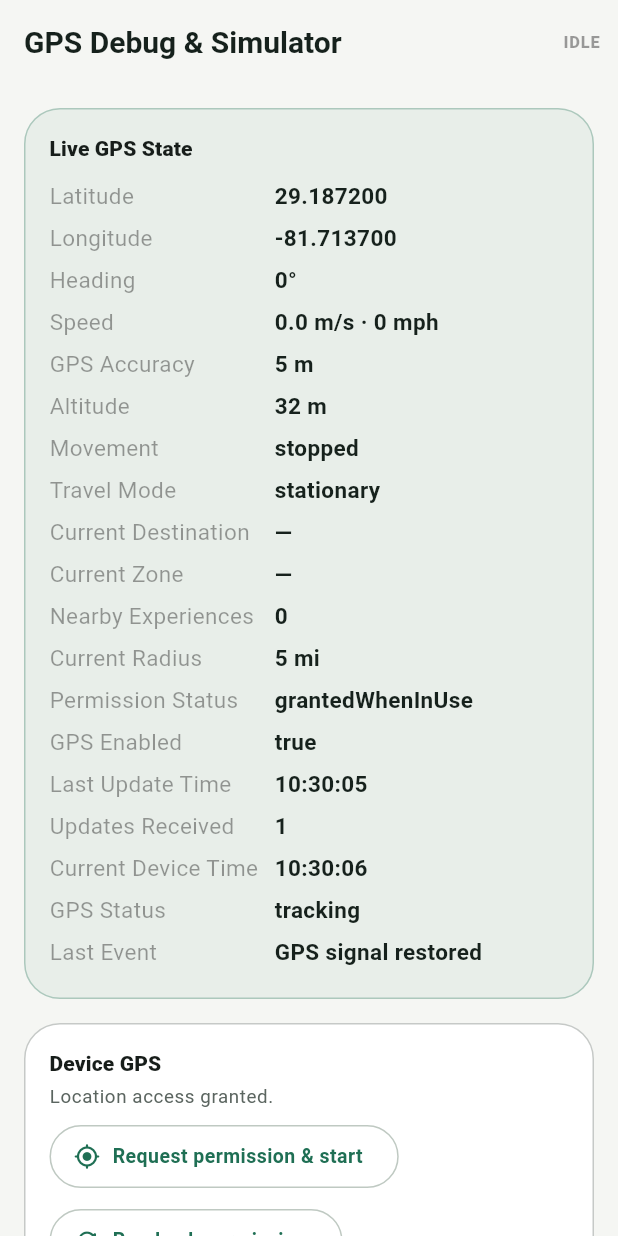
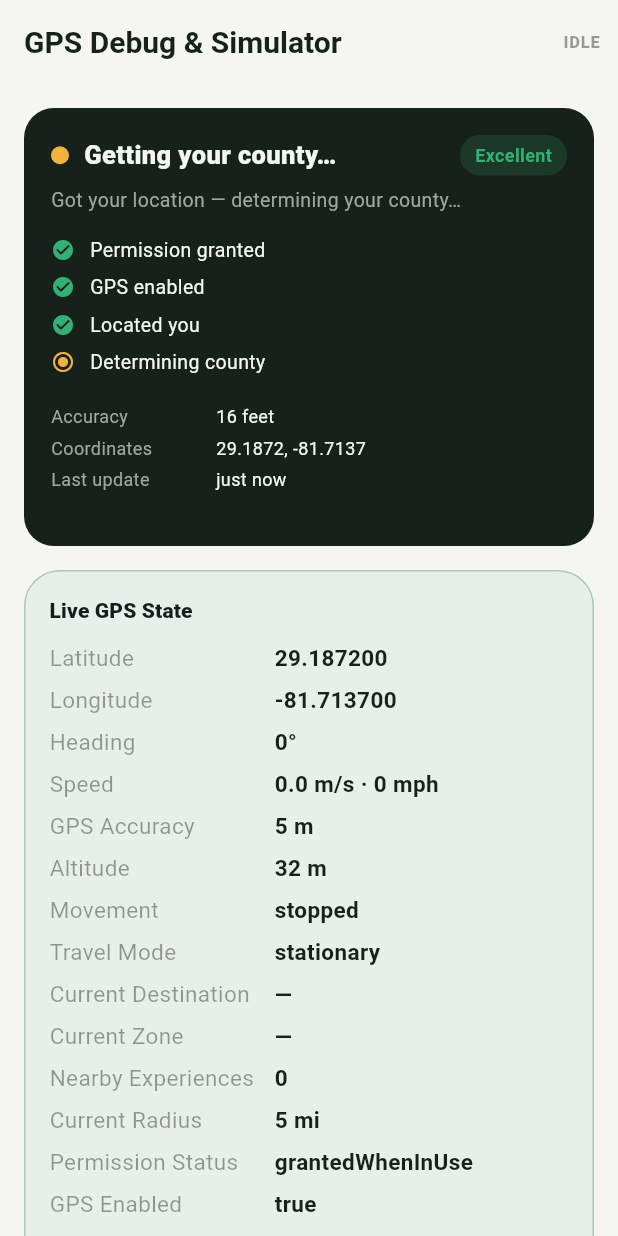
Before and after one commit to trashpin/radio, a Flutter app: the GpsDebugScreen screen opened by its route, on a phone screen of 412 x 824 dp. Run offline on Flutter 3.47's test engine with Material 3 defaults, Android fonts, the phone set to English and light mode, and no system bars; our stand-ins replace audio_service, csv, file_picker, flutter_dotenv, flutter_riverpod, flutter_tts and 6 more; missing offline and left inert: dart_tags; accounts and stored records are empty; network calls fail.

Commit message:
GPS Connection Manager: status card, health, phases, Explorer Mode gate
Add a pure GPS connection/health model (deriveGpsConnection: phases from
permission/service/fix + county, GpsHealth from accuracy, progress steps,
20s search timeout) and a reusable, self-acquiring GpsStatusCard (phase title,
progress steps, health badge + accuracy/county/coords/last-update, and recovery
buttons: Grant Permission / Open Settings / Continue Without GPS). Explorer Mode
now gates on a reliable fix (never starts until GPS is established); the Explore
home surfaces a recovery card when GPS needs action; the GPS diagnostics screen
shows the full status card. Tests for the model.

Co-authored-by: trashpin <trashpin@users.noreply.github.com>

```diff
--- a/lib/features/around_me/presentation/gps_debug_screen.dart
+++ b/lib/features/around_me/presentation/gps_debug_screen.dart
@@ -11,6 +11,7 @@ import 'package:explorer_os_mobile/features/around_me/providers/around_me_provid
 import 'package:explorer_os_mobile/features/destinations/providers/destinations_provider.dart';
 import 'package:explorer_os_mobile/features/gps/models/gps_location.dart';
 import 'package:explorer_os_mobile/features/gps/models/gps_status.dart';
+import 'package:explorer_os_mobile/features/gps/presentation/gps_status_card.dart';
 import 'package:explorer_os_mobile/features/gps/providers/gps_providers.dart';
 import 'package:explorer_os_mobile/features/gps/providers/gps_status_provider.dart';
 import 'package:explorer_os_mobile/shared/models/destination.dart';
@@ -169,6 +170,8 @@ class _GpsDebugScreenState extends ConsumerState<GpsDebugScreen> {
       body: ListView(
         padding: const EdgeInsets.all(AppSpacing.lg),
         children: [
+          const GpsStatusCard(),
+          const Gap.v(AppSpacing.lg),
           _debugPanel(theme, snap, gps, experiences.length),
           const Gap.v(AppSpacing.lg),
           _deviceGps(theme, gps),
--- a/lib/features/explore/presentation/explore_home_screen.dart
+++ b/lib/features/explore/presentation/explore_home_screen.dart
@@ -3,6 +3,8 @@ import 'package:flutter_riverpod/flutter_riverpod.dart';
 import 'package:go_router/go_router.dart';
 
 import 'package:explorer_os_mobile/core/navigation/app_routes.dart';
+import 'package:explorer_os_mobile/features/gps/gps_connection.dart';
+import 'package:explorer_os_mobile/features/gps/presentation/gps_status_card.dart';
 import 'package:explorer_os_mobile/features/gps/providers/gps_status_provider.dart';
 import 'package:explorer_os_mobile/features/location_intelligence/data/location_content_repository.dart';
 import 'package:explorer_os_mobile/features/locations/data/location_repository.dart';
@@ -114,6 +116,18 @@ class _ExploreHomeScreenState extends ConsumerState<ExploreHomeScreen> {
             top: MediaQuery.of(context).padding.top + 16, bottom: 120),
         children: [
           _header(name, ctx.county, ctx.state),
+          // Surface a recovery card only when GPS needs the user to act
+          // (permission denied / blocked / GPS off) — otherwise the header's
+          // "Finding your location…" is enough.
+          Builder(builder: (_) {
+            final conn = deriveGpsConnection(
+                ref.watch(gpsStatusProvider), county: ctx.county);
+            if (!conn.needsAction) return const SizedBox(height: 16);
+            return const Padding(
+              padding: EdgeInsets.fromLTRB(20, 16, 20, 0),
+              child: GpsStatusCard(compact: true),
+            );
+          }),
           const SizedBox(height: 16),
           _nowPlaying(nowPlaying),
           const SizedBox(height: 22),
--- a/lib/features/explore/presentation/explorer_mode_screen.dart
+++ b/lib/features/explore/presentation/explorer_mode_screen.dart
@@ -2,6 +2,8 @@ import 'package:flutter/material.dart';
 import 'package:flutter_riverpod/flutter_riverpod.dart';
 
 import 'package:explorer_os_mobile/features/gps/controllers/gps_controller.dart';
+import 'package:explorer_os_mobile/features/gps/gps_connection.dart';
+import 'package:explorer_os_mobile/features/gps/presentation/gps_status_card.dart';
 import 'package:explorer_os_mobile/features/gps/providers/gps_status_provider.dart';
 import 'package:explorer_os_mobile/features/location_intelligence/data/location_content_repository.dart';
 import 'package:explorer_os_mobile/features/locations/data/location_repository.dart';
@@ -31,6 +33,7 @@ class _P {
 
 class _ExplorerModeScreenState extends ConsumerState<ExplorerModeScreen> {
   WeatherData? _weather;
+  bool _skipGpsGate = false;
 
   @override
   void initState() {
@@ -56,6 +59,45 @@ class _ExplorerModeScreenState extends ConsumerState<ExplorerModeScreen> {
   Widget build(BuildContext context) {
     final travel = ref.watch(gpsControllerProvider);
     final ctx = ref.watch(locationContextProvider);
+    final gps = ref.watch(gpsStatusProvider);
+    // Explorer Mode never begins until a reliable GPS location is established.
+    final conn = deriveGpsConnection(gps, county: ctx.county);
+    if (!conn.reliable && !_skipGpsGate) {
+      return Scaffold(
+        backgroundColor: _P.bg,
+        body: SafeArea(
+          child: Padding(
+            padding: const EdgeInsets.all(20),
+            child: Column(
+              crossAxisAlignment: CrossAxisAlignment.stretch,
+              children: [
+                Row(children: [
+                  const Icon(Icons.explore_rounded, color: _P.green),
+                  const SizedBox(width: 8),
+                  const Expanded(
+                    child: Text('EXPLORER MODE',
+                        style: TextStyle(
+                            color: _P.text,
+                            fontSize: 16,
+                            fontWeight: FontWeight.w800,
+                            letterSpacing: 1.2)),
+                  ),
+                  IconButton(
+                    icon: const Icon(Icons.close_rounded, color: _P.dim),
+                    onPressed: () => Navigator.of(context).maybePop(),
+                  ),
+                ]),
+                const Spacer(),
+                GpsStatusCard(
+                  onContinueWithout: () => setState(() => _skipGpsGate = true),
+                ),
+                const Spacer(),
+              ],
+            ),
+          ),
+        ),
+      );
+    }
     final playback = ref.watch(radioEngineControllerProvider);
     final radio = ref.read(radioEngineControllerProvider.notifier);
     final nearby = ref.watch(nearbyLocationsProvider);
--- /dev/null
+++ b/lib/features/gps/gps_connection.dart
@@ -0,0 +1,184 @@
+import 'package:explorer_os_mobile/features/gps/models/gps_status.dart';
+
+/// Overall GPS quality, from the fix accuracy.
+enum GpsHealth {
+  none('No signal'),
+  poor('Poor'),
+  fair('Fair'),
+  good('Good'),
+  excellent('Excellent');
+
+  const GpsHealth(this.label);
+  final String label;
+
+  bool get usable => this == fair || this == good || this == excellent;
+}
+
+/// The connection phase the user is in — drives the status message + gating.
+enum GpsPhase {
+  checkingPermission,
+  permissionDenied,
+  permissionBlocked,
+  gpsDisabled,
+  searching,
+  resolvingCounty,
+  ready,
+}
+
+/// A single progress step shown in the status card.
+class GpsStep {
+  const GpsStep(this.label, this.state);
+  final String label;
+  final GpsStepState state;
+}
+
+enum GpsStepState { done, active, pending }
+
+double metersToFeet(double m) => m * 3.28084;
+
+String accuracyLabel(double? meters) {
+  if (meters == null) return '—';
+  final ft = metersToFeet(meters).round();
+  return '$ft feet';
+}
+
+/// Accuracy → health. Tuned for a phone GPS (meters).
+GpsHealth healthForAccuracy(double? meters) {
+  if (meters == null) return GpsHealth.none;
+  if (meters <= 8) return GpsHealth.excellent; // ~26 ft
+  if (meters <= 18) return GpsHealth.good; // ~59 ft
+  if (meters <= 45) return GpsHealth.fair; // ~148 ft
+  return GpsHealth.poor;
+}
+
+/// The derived, user-facing GPS connection state.
+class GpsConnectionState {
+  const GpsConnectionState({
+    required this.phase,
+    required this.health,
+    required this.message,
+    required this.reliable,
+    required this.steps,
+    this.timedOut = false,
+  });
+
+  final GpsPhase phase;
+  final GpsHealth health;
+  final String message;
+
+  /// True once we have a fix good enough to zoom the map / start Explorer Mode.
+  final bool reliable;
+  final List<GpsStep> steps;
+  final bool timedOut;
+
+  bool get needsAction =>
+      phase == GpsPhase.permissionDenied ||
+      phase == GpsPhase.permissionBlocked ||
+      phase == GpsPhase.gpsDisabled;
+}
+
+/// Seconds of searching after which we show the "still searching" tips.
+const kGpsSearchTimeoutSeconds = 20;
+
+/// Derives the connection state from the live [status], the resolved [county]
+/// (null until reverse-geocoded), and how long we've been [searchingSeconds].
+GpsConnectionState deriveGpsConnection(
+  GpsStatus status, {
+  String? county,
+  int searchingSeconds = 0,
+}) {
+  final perm = status.permission;
+  final hasFix = status.hasFix;
+  final health = healthForAccuracy(status.accuracyMeters);
+  // A fix with unknown accuracy (e.g. simulator) still counts as reliable.
+  final reliable = hasFix && (status.accuracyMeters == null || health.usable);
+
+  GpsStep done(String l) => GpsStep(l, GpsStepState.done);
+  GpsStep active(String l) => GpsStep(l, GpsStepState.active);
+  GpsStep pending(String l) => GpsStep(l, GpsStepState.pending);
+
+  if (perm == LocationPermissionStatus.serviceDisabled) {
+    return GpsConnectionState(
+      phase: GpsPhase.gpsDisabled,
+      health: GpsHealth.none,
+      message: 'GPS is currently turned off. ExplorerOS works best with GPS '
+          'enabled.',
+      reliable: false,
+      steps: [pending('Enable GPS')],
+    );
+  }
+  if (perm == LocationPermissionStatus.deniedForever) {
+    return GpsConnectionState(
+      phase: GpsPhase.permissionBlocked,
+      health: GpsHealth.none,
+      message: 'Location permission is blocked. Open Settings to let '
+          'ExplorerOS find what\'s around you.',
+      reliable: false,
+      steps: [pending('Grant permission')],
+    );
+  }
+  if (perm == LocationPermissionStatus.denied) {
+    return GpsConnectionState(
+      phase: GpsPhase.permissionDenied,
+      health: GpsHealth.none,
+      message: 'ExplorerOS uses your location for GPS-triggered stories, '
+          'music, and nearby discoveries. Tap to allow access.',
+      reliable: false,
+      steps: [pending('Grant permission')],
+    );
+  }
+  if (perm == LocationPermissionStatus.unknown && !hasFix) {
+    return GpsConnectionState(
+      phase: GpsPhase.checkingPermission,
+      health: GpsHealth.none,
+      message: 'Connecting to GPS…',
+      reliable: false,
+      steps: [active('Checking permission')],
+    );
+  }
+
+  // Permission granted (or a fix exists). Searching → locating → county → ready.
+  final baseSteps = [done('Permission granted'), done('GPS enabled')];
+
+  if (!hasFix) {
+    final timedOut = searchingSeconds >= kGpsSearchTimeoutSeconds;
+    return GpsConnectionState(
+      phase: GpsPhase.searching,
+      health: GpsHealth.none,
+      message: timedOut
+          ? 'Still searching… this can happen indoors. For faster results, '
+              'go outside, enable High Accuracy, and turn on Wi-Fi.'
+          : 'Searching for satellites… finding your location.',
+      reliable: false,
+      timedOut: timedOut,
+      steps: [...baseSteps, active('Locating you')],
+    );
+  }
+
+  if ((county ?? '').trim().isEmpty) {
+    return GpsConnectionState(
+      phase: GpsPhase.resolvingCounty,
+      health: health,
+      message: 'Got your location — determining your county…',
+      reliable: reliable,
+      steps: [
+        ...baseSteps,
+        done('Located you'),
+        active('Determining county'),
+      ],
+    );
+  }
+
+  return GpsConnectionState(
+    phase: GpsPhase.ready,
+    health: health,
+    message: 'GPS connected — Explorer Mode ready.',
+    reliable: reliable,
+    steps: [
+      ...baseSteps,
+      done('Located you'),
+      done('County: $county'),
+      done('Explorer Mode ready'),
+    ],
+  );
+}
--- /dev/null
+++ b/lib/features/gps/presentation/gps_status_card.dart
@@ -0,0 +1,241 @@
+import 'dart:async';
+
+import 'package:flutter/material.dart';
+import 'package:flutter_riverpod/flutter_riverpod.dart';
+
+import 'package:explorer_os_mobile/features/gps/gps_connection.dart';
+import 'package:explorer_os_mobile/features/gps/models/gps_status.dart';
+import 'package:explorer_os_mobile/features/gps/providers/gps_status_provider.dart';
+import 'package:explorer_os_mobile/features/location_intelligence/data/location_content_repository.dart';
+
+/// A polished, self-contained GPS status card — the user never wonders whether
+/// GPS is working. Shows the connection phase, progress steps, health/accuracy,
+/// county + coordinates, and the right recovery buttons (grant / enable / open
+/// settings). Kicks off location acquisition on mount.
+class GpsStatusCard extends ConsumerStatefulWidget {
+  const GpsStatusCard({super.key, this.onContinueWithout, this.compact = false});
+
+  /// Optional "Continue without GPS" affordance (e.g. on a gating screen).
+  final VoidCallback? onContinueWithout;
+  final bool compact;
+
+  @override
+  ConsumerState<GpsStatusCard> createState() => _GpsStatusCardState();
+}
+
+class _P {
+  static const card = Color(0xFF17211B);
+  static const green = Color(0xFF33B074);
+  static const gold = Color(0xFFF2B33D);
+  static const red = Color(0xFFE5734B);
+  static const text = Color(0xFFF3F6F2);
+  static const dim = Color(0xFF9CA8A1);
+}
+
+class _GpsStatusCardState extends ConsumerState<GpsStatusCard> {
+  Timer? _tick;
+  int _searchingSeconds = 0;
+
+  @override
+  void initState() {
+    super.initState();
+    WidgetsBinding.instance.addPostFrameCallback((_) {
+      ref.read(gpsStatusProvider.notifier).requestAndStart().catchError(
+          (_) => ref.read(gpsStatusProvider));
+    });
+    _tick = Timer.periodic(const Duration(seconds: 1), (_) {
+      if (!mounted) return;
+      final s = ref.read(gpsStatusProvider);
+      setState(() => _searchingSeconds = s.hasFix ? 0 : _searchingSeconds + 1);
+    });
+  }
+
+  @override
+  void dispose() {
+    _tick?.cancel();
+    super.dispose();
+  }
+
+  Color _healthColor(GpsHealth h) => switch (h) {
+        GpsHealth.excellent || GpsHealth.good => _P.green,
+        GpsHealth.fair => _P.gold,
+        GpsHealth.poor => _P.red,
+        GpsHealth.none => _P.dim,
+      };
+
+  @override
+  Widget build(BuildContext context) {
+    final status = ref.watch(gpsStatusProvider);
+    final county = ref.watch(locationContextProvider).county;
+    final conn = deriveGpsConnection(status,
+        county: county, searchingSeconds: _searchingSeconds);
+    final ctrl = ref.read(gpsStatusProvider.notifier);
+    final healthColor = _healthColor(conn.health);
+
+    return Container(
+      padding: const EdgeInsets.all(18),
+      decoration: BoxDecoration(
+          color: _P.card, borderRadius: BorderRadius.circular(20)),
+      child: Column(
+        crossAxisAlignment: CrossAxisAlignment.start,
+        children: [
+          Row(children: [
+            _statusDot(conn),
+            const SizedBox(width: 10),
+            Expanded(
+              child: Text(_title(conn),
+                  style: const TextStyle(
+                      color: _P.text,
+                      fontSize: 17,
+                      fontWeight: FontWeight.w800)),
+            ),
+            if (conn.health != GpsHealth.none)
+              Container(
+                padding:
+                    const EdgeInsets.symmetric(horizontal: 10, vertical: 5),
+                decoration: BoxDecoration(
+                    color: healthColor.withValues(alpha: 0.16),
+                    borderRadius: BorderRadius.circular(20)),
+                child: Text(conn.health.label,
+                    style: TextStyle(
+                        color: healthColor,
+                        fontSize: 12,
+                        fontWeight: FontWeight.w700)),
+              ),
+          ]),
+          const SizedBox(height: 8),
+          Text(conn.message,
+              style: const TextStyle(color: _P.dim, fontSize: 13, height: 1.35)),
+          if (!widget.compact) ...[
+            const SizedBox(height: 14),
+            for (final step in conn.steps) _stepRow(step),
+            if (status.hasFix) ...[
+              const SizedBox(height: 12),
+              _liveStats(status, county, conn),
+            ],
+          ],
+          const SizedBox(height: 14),
+          _actions(conn, ctrl),
+        ],
+      ),
+    );
+  }
+
+  Widget _statusDot(GpsConnectionState conn) {
+    final ready = conn.phase == GpsPhase.ready;
+    final color = ready
+        ? _P.green
+        : conn.needsAction
+            ? _P.red
+            : _P.gold;
+    return Container(
+      width: 12, height: 12,
+      decoration: BoxDecoration(color: color, shape: BoxShape.circle),
+    );
+  }
+
+  String _title(GpsConnectionState conn) => switch (conn.phase) {
+        GpsPhase.ready => 'GPS Connected',
+        GpsPhase.resolvingCounty => 'Getting your county…',
+        GpsPhase.searching => 'Finding your location…',
+        GpsPhase.checkingPermission => 'Connecting to GPS…',
+        GpsPhase.gpsDisabled => 'GPS is turned off',
+        GpsPhase.permissionDenied => 'Location permission needed',
+        GpsPhase.permissionBlocked => 'Location blocked',
+      };
+
+  Widget _stepRow(GpsStep step) {
+    final (icon, color) = switch (step.state) {
+      GpsStepState.done => (Icons.check_circle_rounded, _P.green),
+      GpsStepState.active => (Icons.radio_button_checked_rounded, _P.gold),
+      GpsStepState.pending => (Icons.radio_button_unchecked_rounded, _P.dim),
+    };
+    return Padding(
+      padding: const EdgeInsets.only(bottom: 6),
+      child: Row(children: [
+        Icon(icon, size: 16, color: color),
+        const SizedBox(width: 10),
+        Text(step.label,
+            style: TextStyle(
+                color: step.state == GpsStepState.pending ? _P.dim : _P.text,
+                fontSize: 13)),
+      ]),
+    );
+  }
+
+  Widget _liveStats(GpsStatus status, String? county, GpsConnectionState conn) {
+    String ago() {
+      final t = status.lastUpdate;
+      if (t == null) return '—';
+      final s = DateTime.now().difference(t).inSeconds;
+      return s <= 1 ? 'just now' : '$s seconds ago';
+    }
+
+    Widget row(String k, String v) => Padding(
+          padding: const EdgeInsets.only(bottom: 4),
+          child: Row(children: [
+            SizedBox(
+                width: 110,
+                child: Text(k,
+                    style: const TextStyle(color: _P.dim, fontSize: 12))),
+            Expanded(
+                child: Text(v,
+                    style: const TextStyle(color: _P.text, fontSize: 12))),
+          ]),
+        );
+
+    return Column(children: [
+      row('Accuracy', accuracyLabel(status.accuracyMeters)),
+      if ((county ?? '').isNotEmpty) row('County', '$county County'),
+      row('Coordinates',
+          '${status.latitude?.toStringAsFixed(4)}, ${status.longitude?.toStringAsFixed(4)}'),
+      row('Last update', ago()),
+    ]);
+  }
+
+  Widget _actions(GpsConnectionState conn, GpsStatusController ctrl) {
+    final buttons = <Widget>[];
+    switch (conn.phase) {
+      case GpsPhase.permissionDenied:
+        buttons.add(_primary('Grant Permission', () => ctrl.requestAndStart()));
+      case GpsPhase.permissionBlocked:
+      case GpsPhase.gpsDisabled:
+        buttons.add(_primary('Open Settings', () async {
+          await ctrl.openSettings();
+          await ctrl.refreshPermission();
+        }));
+      case GpsPhase.searching:
+        if (conn.timedOut) {
+          buttons.add(_secondary('Retry', () => ctrl.requestAndStart()));
+        }
+      case GpsPhase.checkingPermission:
+      case GpsPhase.resolvingCounty:
+      case GpsPhase.ready:
+        break;
+    }
+    if (widget.onContinueWithout != null && conn.phase != GpsPhase.ready) {
+      buttons.add(_secondary('Continue Without GPS', widget.onContinueWithout!));
+    }
+    if (buttons.isEmpty) return const SizedBox.shrink();
+    return Wrap(spacing: 10, runSpacing: 8, children: buttons);
+  }
+
+  Widget _primary(String label, VoidCallback onTap) => FilledButton(
+        onPressed: onTap,
+        style: FilledButton.styleFrom(
+            backgroundColor: _P.green,
+            shape:
+                RoundedRectangleBorder(borderRadius: BorderRadius.circular(12))),
+        child: Text(label),
+      );
+
+  Widget _secondary(String label, VoidCallback onTap) => OutlinedButton(
+        onPressed: onTap,
+        style: OutlinedButton.styleFrom(
+            foregroundColor: _P.text,
+            side: const BorderSide(color: _P.dim),
+            shape:
+                RoundedRectangleBorder(borderRadius: BorderRadius.circular(12))),
+        child: Text(label),
+      );
+}
```
Also changed, not shown: 1 other file.
